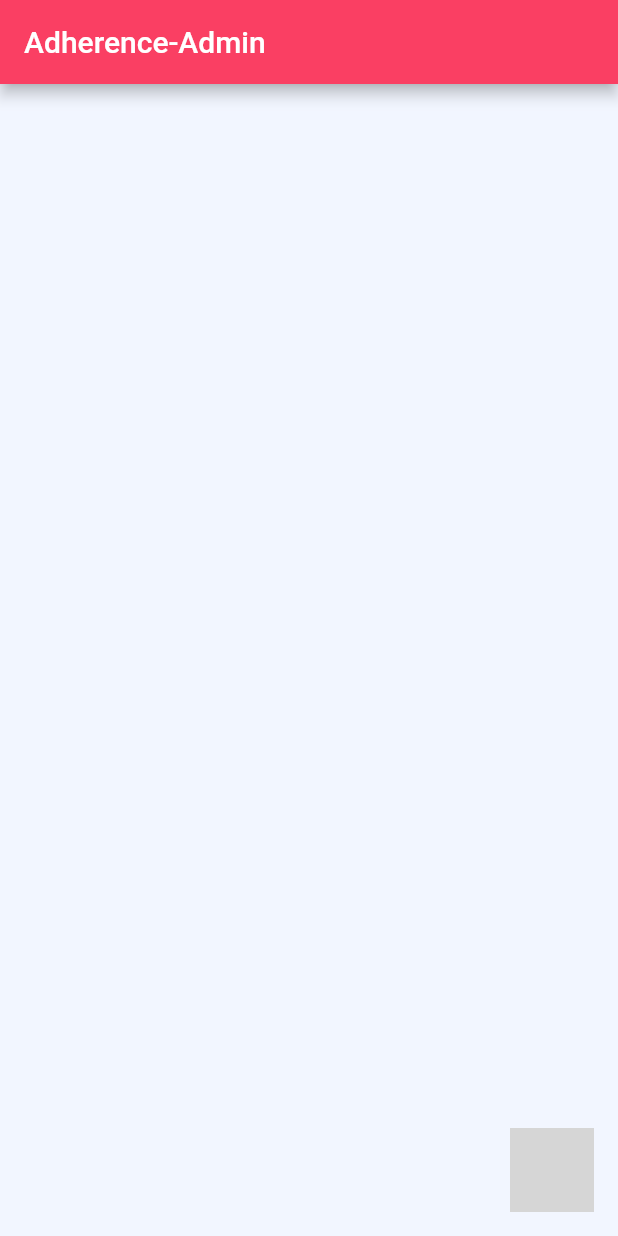
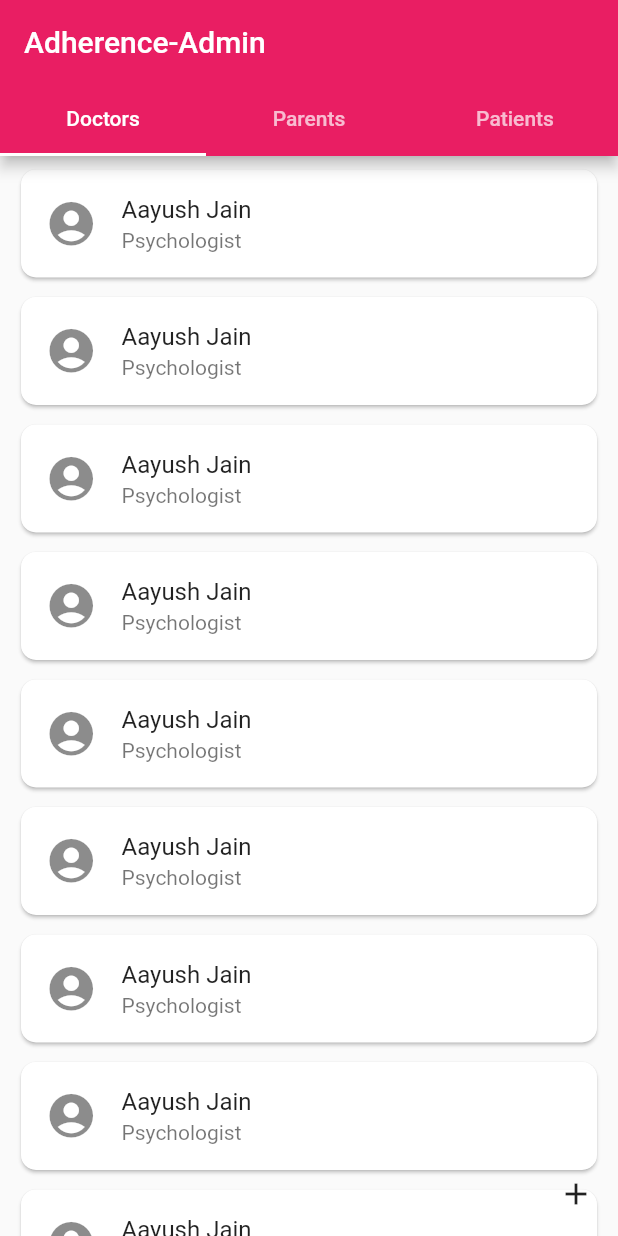
Before and after one commit to gibsonjackson/adherence_admin, a Flutter app: the screen it shows after launch, on a phone screen of 412 x 824 dp. Run offline on Flutter 3.47's test engine with Material 2 defaults, Android fonts, the phone set to English and light mode, and no system bars; missing offline and left inert: flutter_boom_menu; grey boxes are pictures that could not be loaded.

Commit message:
add doctor list

```diff
--- a/lib/src/features/home/presentation/pages/homepage.dart
+++ b/lib/src/features/home/presentation/pages/homepage.dart
@@ -1,3 +1,4 @@
+import 'package:adherence_admin/src/features/home/presentation/widgets/homepage_lists.dart';
 import 'package:adherence_admin/src/utils/res/res.dart';
 import 'package:flutter/material.dart';
 import 'package:flutter_boom_menu/flutter_boom_menu.dart';
@@ -5,12 +6,23 @@ import 'package:flutter_boom_menu/flutter_boom_menu.dart';
 class HomePage extends StatelessWidget {
   @override
   Widget build(BuildContext context) {
-    return Scaffold(
+    return DefaultTabController(
+      length: 3,
+      child: Scaffold(
         appBar: AppBar(
           title: Text(Strings.APP_NAME),
+          bottom: TabBar(
+            indicatorColor: white,
+            tabs: [
+              Tab(text: "Doctors"),
+              Tab(text: "Parents"),
+              Tab(text: "Patients"),
+            ],
+          ),
         ),
         floatingActionButton: BoomMenu(
-        animatedIcon: AnimatedIcons.add_event,
+          // animatedIcon: AnimatedIcons.add_event,
+          child: Icon(Icons.add),
           animatedIconTheme: IconThemeData(size: 22.0),
           backgroundColor: accentColor,
           //child: Icon(Icons.add),
@@ -58,6 +70,14 @@ class HomePage extends StatelessWidget {
             ),
           ],
         ),
+        body: TabBarView(
+          children: [
+            HomepageLists(),
+            Icon(Icons.directions_transit),
+            Icon(Icons.directions_bike),
+          ],
+        ),
+      ),
     );
   }
 }
--- /dev/null
+++ b/lib/src/features/home/presentation/widgets/cards/doctors_card.dart
@@ -0,0 +1,42 @@
+import 'package:adherence_admin/src/features/home/presentation/widgets/pages/doctor_page.dart';
+import 'package:flutter/material.dart';
+
+class DoctorsCard extends StatelessWidget {
+  @override
+  Widget build(BuildContext context) {
+    openDoctorPage() {
+      Navigator.push(
+        context,
+        MaterialPageRoute(builder: (context) => DoctorPage()),
+      );
+    }
+
+    return Padding(
+      padding: const EdgeInsets.only(left: 10, right: 10, top: 5),
+      child: Card(
+        clipBehavior: Clip.antiAliasWithSaveLayer,
+        borderOnForeground: false,
+        shape: RoundedRectangleBorder(
+          borderRadius: BorderRadius.all(Radius.circular(10)),
+        ),
+        child: InkWell(
+          onTap: openDoctorPage,
+          child: ListTile(
+            title: Text("Aayush Jain"),
+            subtitle: Text("Psychologist"),
+            leading: Column(
+              mainAxisAlignment: MainAxisAlignment.center,
+              children: [
+                Icon(
+                  Icons.account_circle,
+                  size: 35,
+                ),
+              ],
+            ),
+            minLeadingWidth: 0,
+          ),
+        ),
+      ),
+    );
+  }
+}
--- /dev/null
+++ b/lib/src/features/home/presentation/widgets/homepage_lists.dart
@@ -0,0 +1,14 @@
+import 'package:adherence_admin/src/features/home/presentation/widgets/cards/doctors_card.dart';
+import 'package:flutter/material.dart';
+
+class HomepageLists extends StatelessWidget {
+  @override
+  Widget build(BuildContext context) {
+    return ListView.builder(
+      itemCount: 10,
+      itemBuilder: (context, index) {
+        return DoctorsCard();
+      },
+    );
+  }
+}
--- a/lib/src/utils/res/colors.dart
+++ b/lib/src/utils/res/colors.dart
@@ -1,6 +1,7 @@
 import 'package:flutter/material.dart';
 
-const primaryColor = Color(0xffFA3F63);
+var primaryColor = Colors.pink;
+// const primaryColor = Color(0xffFA3F63);
 const primaryDarkColor = Color(0xffA72D36);
 const primaryColorLite = Color(0xff6B4AFC);
 const primaryColorLiteTrans = Color(0x3f6B4AFC);
--- a/lib/src/utils/res/theme.dart
+++ b/lib/src/utils/res/theme.dart
@@ -9,6 +9,6 @@ ThemeData _buildAppTheme() {
     accentColor: accentColor,
     primaryColor: primaryColor,
     primaryColorDark: primaryDarkColor,
-    scaffoldBackgroundColor: scaffoldBackColor,
+    // scaffoldBackgroundColor: scaffoldBackColor,
   );
 }
```
Also changed, not shown: lib/src/features/home/presentation/widgets/pages/doctor_page.dart (added, +52 -0 lines). Lines whose indentation alone changed are shown as unchanged.
